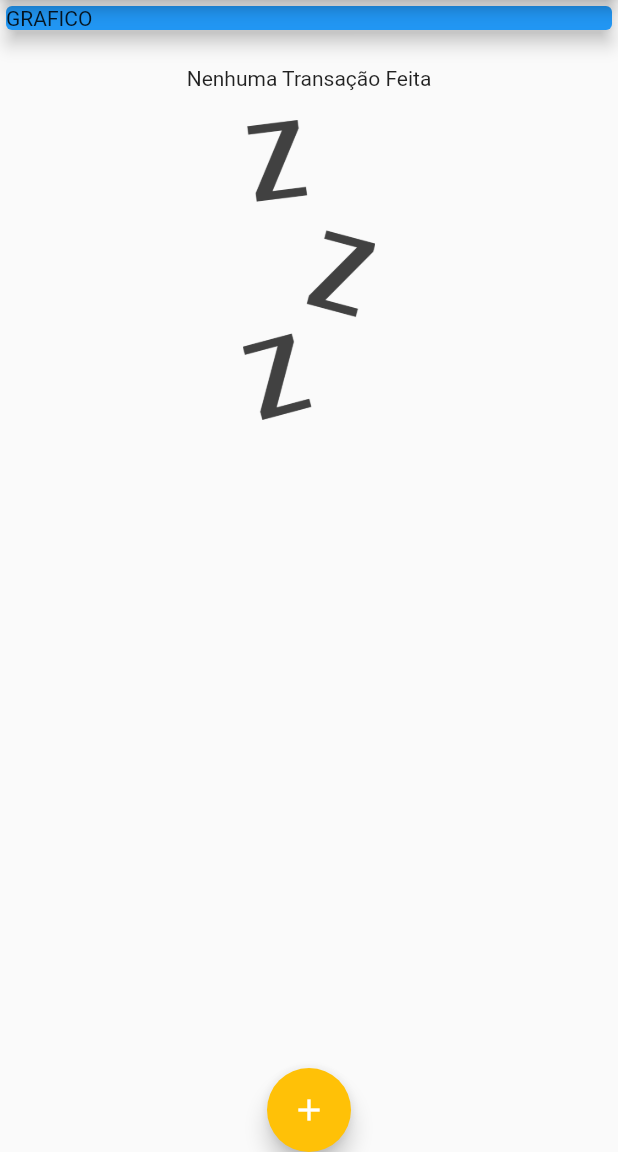
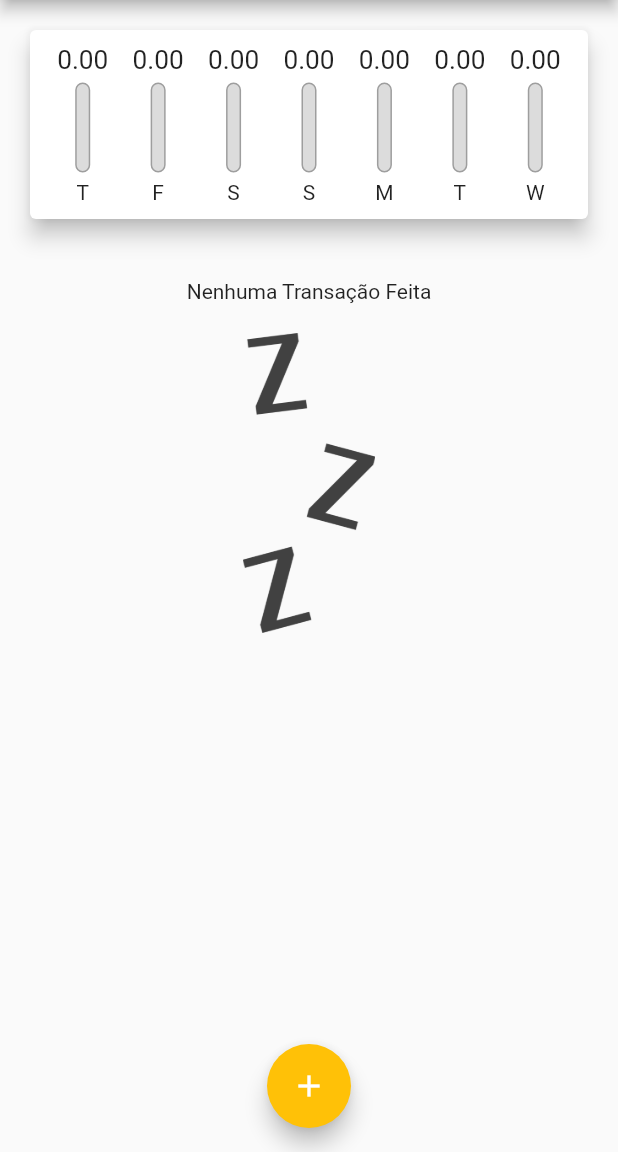
Before and after one commit to JaoOliveira/AppGestaoPessoal, a Flutter app: the screen it shows after launch, on a phone screen of 412 x 824 dp, the part 84-1236 px from its top. Run offline on Flutter 3.47's test engine with Material 2 defaults, Android fonts, the phone set to English and light mode, and no system bars.

Commit message:
adicionadas funções, alteraçoes em menu

```diff
--- a/lib/components/chart.dart
+++ b/lib/components/chart.dart
@@ -1,14 +1,16 @@
+import 'package:expenses/components/chartBar.dart';
 import 'package:expenses/models/transactions.dart';
 import 'package:flutter/material.dart';
 import '../models/transactions.dart';
 import 'package:intl/intl.dart';
+import 'chartBar.dart';
 
 class Chart extends StatelessWidget {
   final List<Transactions> recentTransaction;
 
   Chart(this.recentTransaction);
 
-  List<Map<String, Object>> get groupedTransaction {
+  List<Map<String, dynamic>> get groupedTransaction {
     return List.generate(7, (index) {
       final weekDay = DateTime.now().subtract(
         Duration(days: index),
@@ -23,10 +25,13 @@ class Chart extends StatelessWidget {
         }
       }
 
-      print(DateFormat.E().format(weekDay)[0]);
-      print(totalSum);
+      return {'day': DateFormat.E().format(weekDay)[0], 'value': totalSum};
+    }).reversed.toList();
+  }
 
-      return {'day': DateFormat.E().format(weekDay)[0], 'value': totalSum};
+  double get _weekTotalValue {
+    return groupedTransaction.fold(0.0, (sum, tr) {
+      return sum + tr['value'];
     });
   }
 
@@ -35,8 +40,22 @@ class Chart extends StatelessWidget {
     return Card(
       elevation: 6,
       margin: EdgeInsets.all(20),
-      child: Row(
-        children: [],
+      child: Padding(
+        padding: const EdgeInsets.all(10),
+        child: Row(
+          mainAxisAlignment: MainAxisAlignment.spaceAround,
+          children: groupedTransaction.map((tr) {
+            return Flexible(
+              fit: FlexFit.tight,
+              child: ChartBar(
+                  Label: tr['day'],
+                  value: tr['value'],
+                  percent: _weekTotalValue == 0
+                      ? 0
+                      : (tr['value'] as double) / _weekTotalValue),
+            );
+          }).toList(),
+        ),
       ),
     );
   }
--- /dev/null
+++ b/lib/components/chartBar.dart
@@ -0,0 +1,60 @@
+import 'package:flutter/material.dart';
+import 'chart.dart';
+
+class ChartBar extends StatelessWidget {
+  final String Label;
+  final double value;
+  final double percent;
+
+  ChartBar({
+    this.Label = '',
+    this.value = 0,
+    this.percent = 0,
+  });
+
+  @override
+  Widget build(BuildContext context) {
+    return Column(
+      children: [
+        Container(
+          height: 20,
+          child: FittedBox(
+            child: Text('${value.toStringAsFixed(2)}'),
+          ),
+        ),
+        SizedBox(
+          height: 5,
+        ),
+        Container(
+          height: 60,
+          width: 10,
+          child: Stack(alignment: Alignment.bottomCenter, children: [
+            Container(
+              decoration: BoxDecoration(
+                border: Border.all(
+                  color: Colors.grey,
+                  width: 1.0,
+                ),
+                color: Color.fromRGBO(220, 220, 220, 1),
+                borderRadius: BorderRadius.circular(5),
+              ),
+            ),
+            FractionallySizedBox(
+              heightFactor: percent,
+              child: Container(
+                decoration: BoxDecoration(
+                  color: Theme.of(context).primaryColor,
+                  borderRadius: BorderRadius.circular(5),
+                ),
+              ),
+            ),
+          ]),
+        ),
+        const SizedBox(
+          height: 5,
+        ),
+        Text(Label),
+      ],
+    );
+  }
+}
--- a/lib/main.dart
+++ b/lib/main.dart
@@ -1,9 +1,12 @@
+import 'package:flutter/material.dart';
+import 'package:expenses/components/chart.dart';
 import 'package:expenses/components/trasactionsForm.dart';
-import 'package:flutter/material.dart';
 import 'dart:math';
 import '/components/trasactionsForm.dart';
 import '/components/transactionList.dart';
 import '/models/transactions.dart';
+import 'components/chart.dart';
+import './components/chartBar.dart';
 
 main() => runApp(Expenses());
 
@@ -44,24 +47,34 @@ class MyHomePage extends StatefulWidget {
 }
 
 class _MyHomePageState extends State<MyHomePage> {
-  final List<Transactions> _Trasactions = [
-    // Transactions(
-    //     id: 'D1', titulo: 'carro', value: 70.000, date: DateTime.now()),
-    // Transactions(
-    //     id: 'D2', titulo: 'casa', value: 150.000, date: DateTime.now()),
-  ];
+  final List<Transactions> _Trasactions = [];
+  List<Transactions> get _recentTransaction {
+    return _Trasactions.where((tr) {
+      return tr.date.isAfter(
+        DateTime.now().subtract(
+          Duration(days: 7),
+        ),
+      );
+    }).toList();
+  }
 
-  _addTransaction(String title, double value) {
+  _addTransaction(String title, double value, DateTime date) {
     final newTransaction = Transactions(
         id: Random().nextDouble().toString(),
         titulo: title,
         value: value,
-        date: DateTime.now());
+        date: date);
     setState(() {
       _Trasactions.add(newTransaction);
     });
 
     Navigator.of(context).pop();
+  }
+
+  _removeTransaction(String id) {
+    setState(() {
+      _Trasactions.removeWhere((tr) => tr.id == id);
+    });
   }
 
   _openTransactionFormModal(BuildContext context) {
@@ -75,35 +88,26 @@ class _MyHomePageState extends State<MyHomePage> {
   Widget build(BuildContext context) {
     return Scaffold(
       appBar: AppBar(
-        title: Text('Despesas Pessoais'),
+        title: const Text('Despesas Pessoais'),
         actions: [
           IconButton(
+            icon: const Icon(Icons.add),
             onPressed: () => _openTransactionFormModal(context),
-            icon: Icon(Icons.add),
-          )
+          ),
         ],
       ),
-      body: SingleChildScrollView(
-        child: Column(
-          mainAxisAlignment: MainAxisAlignment.spaceAround,
-          crossAxisAlignment: CrossAxisAlignment.stretch,
-          children: [
-            Container(
-              child: Card(
-                color: Colors.blue,
-                child: Text('GRAFICO'),
-                elevation: 5,
-              ),
-            ),
-            transactionList(_Trasactions),
-          ],
-        ),
+      body: Column(
+        crossAxisAlignment: CrossAxisAlignment.stretch,
+        children: [
+          Chart(_recentTransaction),
+          transactionList(_Trasactions, _removeTransaction),
+        ],
       ),
       floatingActionButton: FloatingActionButton(
-        child: Icon(Icons.add),
+        child: const Icon(Icons.add),
         onPressed: () => _openTransactionFormModal(context),
       ),
-      floatingActionButtonLocation: FloatingActionButtonLocation.centerDocked,
+      floatingActionButtonLocation: FloatingActionButtonLocation.centerFloat,
     );
   }
 }
```
Also changed, not shown: lib/components/transactionList.dart (+28 -34 lines), lib/components/trasactionsForm.dart (+48 -13 lines).
